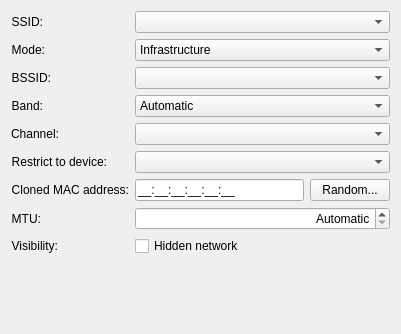
Above: libs/editor/settings/ui/wificonnectionwidget.ui from KDE/plasma-nm before the change. Below: the same form after it.
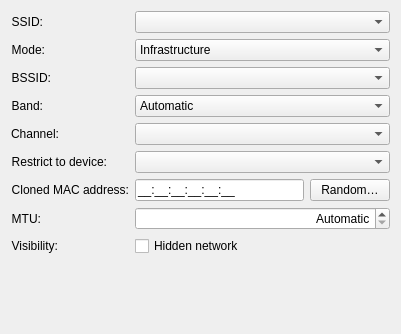
That is the form after the change. Custom widgets are drawn as their Qt base class.

What changed in the file:
```diff
--- a/libs/editor/settings/ui/wificonnectionwidget.ui
+++ b/libs/editor/settings/ui/wificonnectionwidget.ui
@@ -237,7 +237,7 @@
      <item>
       <widget class="QPushButton" name="btnRandomMacAddr">
        <property name="text">
-        <string>Random...</string>
+        <string>Random…</string>
        </property>
       </widget>
      </item>
```
